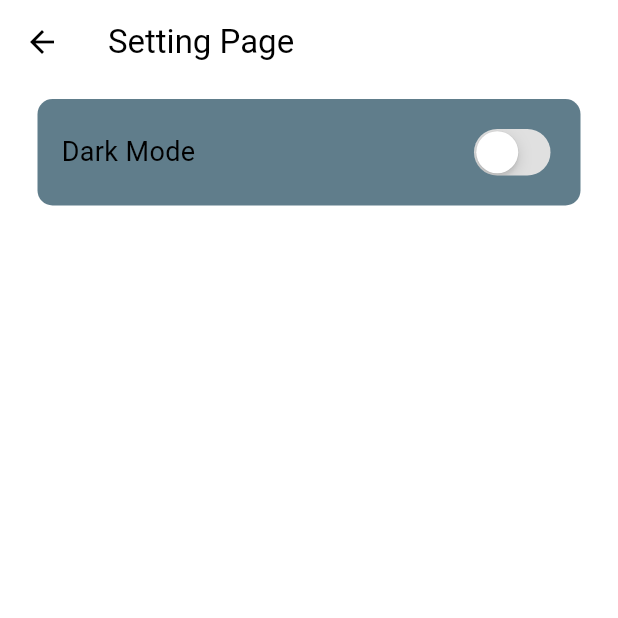
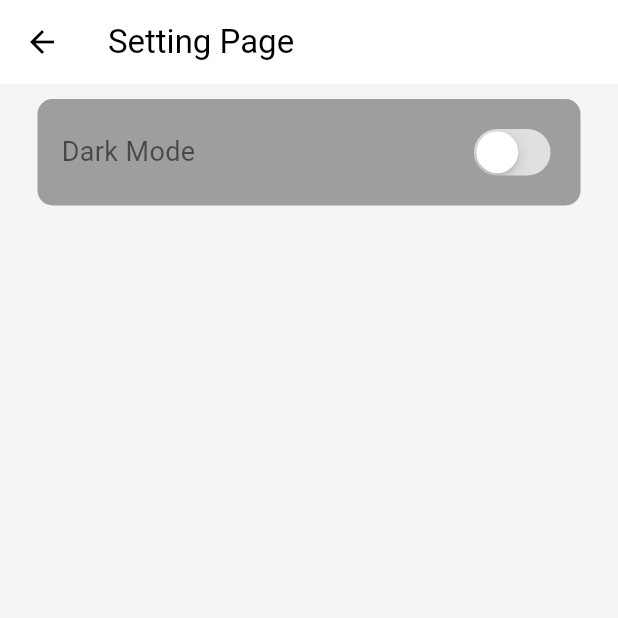
Before and after one commit to ErandaRandikaRox/Food_Dlivery_App_In_Flutter, a Flutter app: the SettingPage screen opened directly, on a phone screen of 412 x 824 dp, the top half of it. Run offline on Flutter 3.47's test engine with Material 3 defaults, Android fonts, the phone set to English and light mode, and no system bars.

Commit message:
updated the Ui of the Food Page

```diff
--- a/food_delivery_app/lib/components/my_food_tile.dart
+++ b/food_delivery_app/lib/components/my_food_tile.dart
@@ -1,5 +1,6 @@
 import 'package:flutter/material.dart';
 import 'package:food_delivery_app/models/food.dart';
+import 'package:food_delivery_app/pages/Food_page.dart';
 
 class MyFoodTile extends StatelessWidget {
   final Food food;
@@ -12,7 +13,10 @@ class MyFoodTile extends StatelessWidget {
     return Column(
       children: [
         GestureDetector(
-          onTap: onTap,
+          onTap: () {
+            Navigator.push(context,
+                MaterialPageRoute(builder: (context) => FoodPage(food: food)));
+          },
           child: Padding(
             padding: const EdgeInsets.all(8.0),
             child: Row(
--- a/food_delivery_app/lib/themes/Dart_theme.dart
+++ b/food_delivery_app/lib/themes/Dart_theme.dart
@@ -2,11 +2,18 @@ import 'package:flutter/material.dart';
 
 ThemeData DarkMode = ThemeData(
   colorScheme: ColorScheme.dark(
-    background: Color(0xFF121212), // Dark background for a sleek look
-    primary: Colors.blueGrey.shade800, // Darker primary color for elements
-    onPrimary: Colors.white, // White text/icons to ensure readability
-    secondary:
-        Colors.teal.shade300, // Vibrant accent color for buttons, FAB, etc.
-    inversePrimary: Colors.grey.shade300, // Light color for contrast
+    background:
+        Color(0xFF1A1A1A), // Very dark gray (near black) for a sleek look
+    primary: Colors.grey.shade800, // Dark gray for buttons, AppBar, etc.
+    onPrimary: Colors.grey.shade200, // Light gray text/icons for readability
+    secondary: Colors.grey.shade600, // Medium-dark gray for accents
+    inversePrimary: Colors.grey.shade400, // Lighter gray for contrast
+  ),
+  scaffoldBackgroundColor: Color(0xFF1A1A1A), // Match scaffold to background
+  textTheme: TextTheme(
+    bodyLarge:
+        TextStyle(color: Colors.grey.shade200), // Light gray for main text
+    bodyMedium: TextStyle(
+        color: Colors.grey.shade400), // Medium gray for secondary text
   ),
 );
--- a/food_delivery_app/lib/themes/Light_theme.dart
+++ b/food_delivery_app/lib/themes/Light_theme.dart
@@ -2,10 +2,18 @@ import 'package:flutter/material.dart';
 
 ThemeData LightMode = ThemeData(
   colorScheme: ColorScheme.light(
-    background: Colors.white, // Light background for better readability
-    primary: Colors.blue, // Blue primary color for buttons, AppBar, etc.
-    onPrimary: Colors.white, // White text/icons on the blue primary color
-    secondary: Colors.blueGrey, // Soft accent color for buttons, FAB, etc.
-    inversePrimary: Colors.black, // Black text/icons for contrast
+    background: Colors.grey.shade100, // Very light gray for a soft background
+    primary: Colors.grey.shade700, // Medium-dark gray for buttons, AppBar, etc.
+    onPrimary: Colors.white, // White text/icons on primary for contrast
+    secondary:
+        Colors.grey.shade500, // Medium gray for accents (e.g., FAB, highlights)
+    inversePrimary:
+        Colors.black87, // Near-black for text/icons needing high contrast
+  ),
+  scaffoldBackgroundColor: Colors.grey.shade100, // Match scaffold to background
+  textTheme: const TextTheme(
+    bodyLarge: TextStyle(color: Colors.black87), // Main text in near-black
+    bodyMedium:
+        TextStyle(color: Colors.black54), // Secondary text in softer black
   ),
 );
```
Also changed, not shown: food_delivery_app/lib/pages/Food_page.dart (added, +161 -0 lines).
